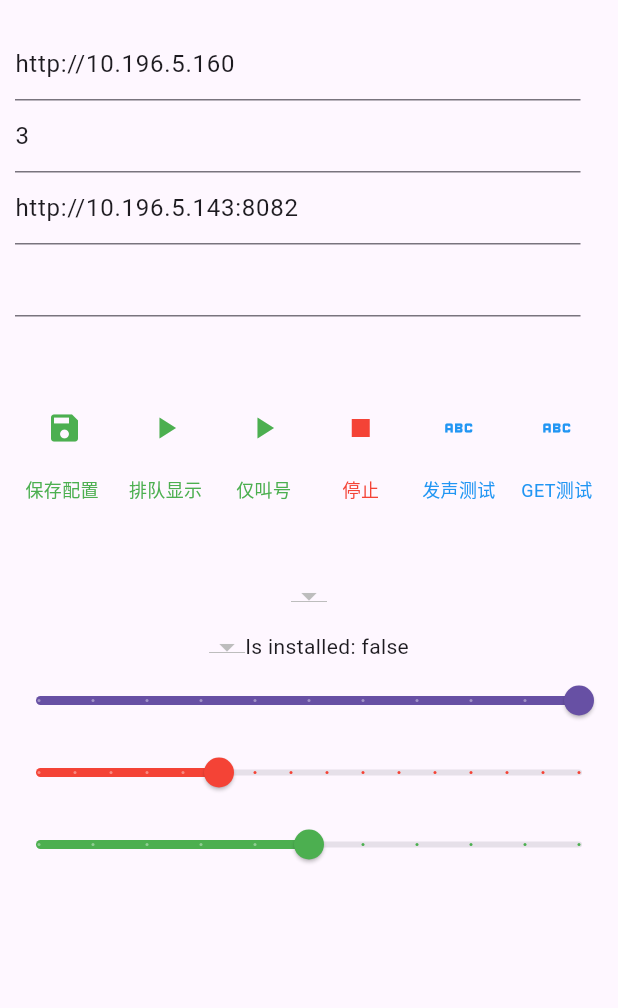
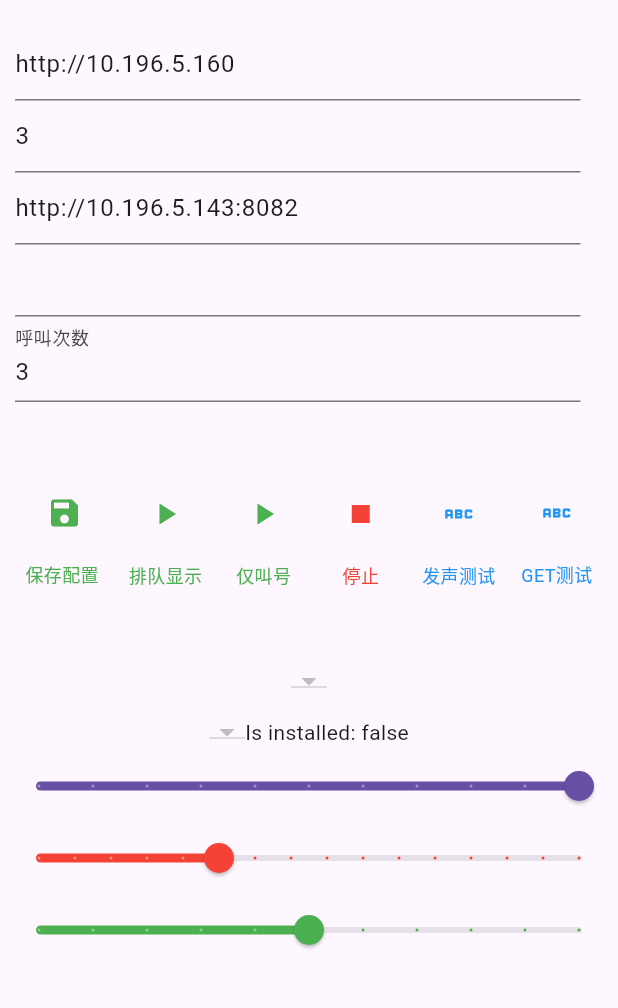
Before and after one commit to tommycom-sudo/pacs, a Flutter app: the screen it shows after launch, on a phone screen of 412 x 824 dp, the part 63-1071 px from its top. Run offline on Flutter 3.47's test engine with Material 3 defaults, Android fonts, the phone set to English and light mode, and no system bars; our stand-ins replace flutter_tts, shared_preferences, webview_flutter; missing offline and left inert: flutter_inappwebview, webview_flutter_android, webview_flutter_wkwebview; network calls fail.

Commit message:
feat: 增加可配置呼叫次数功能
- 新增呼叫次数配置选项，用户可自定义语音呼叫重复次数
- 集成到现有SharedPreferences配置系统，支持持久化保存
- 添加专门的UI输入框，支持数字输入验证
- 修改语音呼叫逻辑，使用配置值替代硬编码的3次
- 保持向后兼容，默认呼叫次数仍为3次
- 更新README和添加CHANGELOG文档

技术改动:
- lib/main.dart: 添加_callCount控制器和相关配置逻辑
- README.md: 更新功能说明和使用指南
- CHANGELOG.md: 新增更新日志文档

```diff
--- a/lib/main.dart
+++ b/lib/main.dart
@@ -57,6 +57,7 @@ class _MyAppState extends State<MyApp> {
   var _setid = new TextEditingController();
   var _urljh = new TextEditingController(); //叫号屏地址前缀
   var _txtTest = new TextEditingController(); //测试获取号内容
+  var _callCount = new TextEditingController(); //呼叫次数配置
 
   bool _isStop = false;
   late Timer _timer;
@@ -138,7 +139,8 @@ class _MyAppState extends State<MyApp> {
           '到' +
           map['data'][i]["roomname"] +
           '检查';
-      _speak(s, 3);
+      int callCount = int.tryParse(_callCount.text) ?? 3;
+      _speak(s, callCount);
       var queueid = map['data'][i]['queueid'];
       postData(queueid);
       i++;
@@ -163,6 +165,9 @@ class _MyAppState extends State<MyApp> {
     final urljh = await getUserConfig<String>('urljh',
         defaultValue: 'http://10.196.5.143:8082');
     _urljh.text = urljh;
+    final callCount =
+        await getUserConfig<String>('callCount', defaultValue: '3');
+    _callCount.text = callCount;
 
     final selectedEngine =
         await getUserConfig<String>('engine', defaultValue: '');
@@ -277,6 +282,7 @@ class _MyAppState extends State<MyApp> {
     await saveUserConfig('url', _url.text);
     await saveUserConfig('urljh', _urljh.text);
     await saveUserConfig('setid', _setid.text);
+    await saveUserConfig('callCount', _callCount.text);
     await saveUserConfig('engine', engine);
     // if (_newVoiceText != null) {
     //   if (_newVoiceText!.isNotEmpty) {
@@ -392,9 +398,9 @@ class _MyAppState extends State<MyApp> {
   }
 
   Future<void> _pause() async {
-    _speak("语音测试1，请PX008 [徐海生] 到8号诊室", 1);
-    _speak("语音测试2，请PX009 '徐海生' 到8号诊室", 1);
-    _speak("语音测试3，请PX010 /徐海生/ 到8号诊室", 1);
+    _speak("语音测试1，请 [徐海生] 到D啊8号诊室检查", 1);
+    _speak("语音测试2，请PX009 '徐海生' 到DR 8号诊室", 1);
+    _speak("语音测试3，请PX010 /徐海生/ 到Da阿 8号诊室", 1);
   }
 
   @override
@@ -527,6 +533,16 @@ class _MyAppState extends State<MyApp> {
           maxLines: 11,
           minLines: 1,
           controller: this._txtTest,
+        ),
+        TextField(
+          maxLines: 1,
+          minLines: 1,
+          controller: this._callCount,
+          decoration: InputDecoration(
+            labelText: '呼叫次数',
+            hintText: '请输入呼叫次数（默认3次）',
+          ),
+          keyboardType: TextInputType.number,
         ),
       ]));
 
```
Also changed, not shown: 3 other files.
